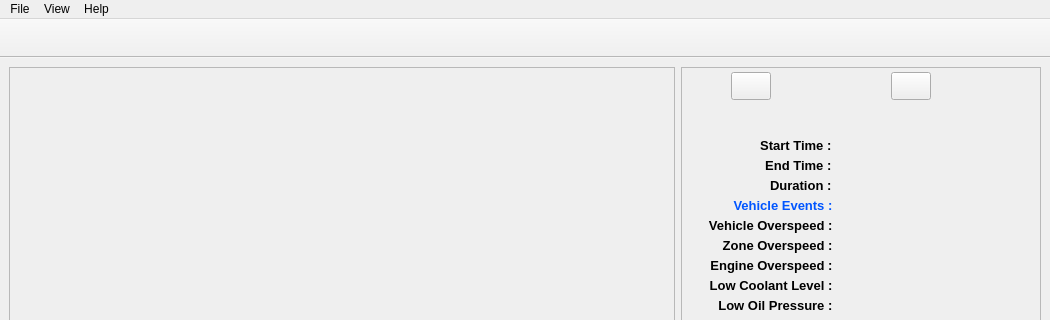
mikecv/etscrape, file etscrape.ui: the form before one commit; both pictures show x 0 to 1050 and y 0 to 320 of the 1050 by 778 pixel window.
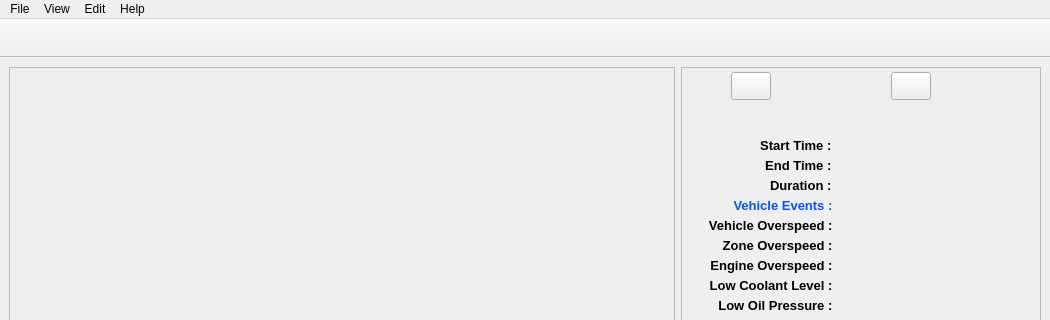
The form after the commit.

The edit to the form file:
```diff
--- a/etscrape.ui
+++ b/etscrape.ui
@@ -1389,8 +1389,15 @@
     <addaction name="actionShowDebugEvents"/>
     <addaction name="actionShowOutOfTripEvents"/>
    </widget>
+   <widget class="QMenu" name="menuEdit">
+    <property name="title">
+     <string>Edit</string>
+    </property>
+    <addaction name="actionPreferences"/>
+   </widget>
    <addaction name="menuFile"/>
    <addaction name="menuView"/>
+   <addaction name="menuEdit"/>
    <addaction name="menuHelp"/>
   </widget>
   <widget class="QStatusBar" name="statusbar">
```
Left out of the diff: 5 changed lines with no effect on the pictures.
